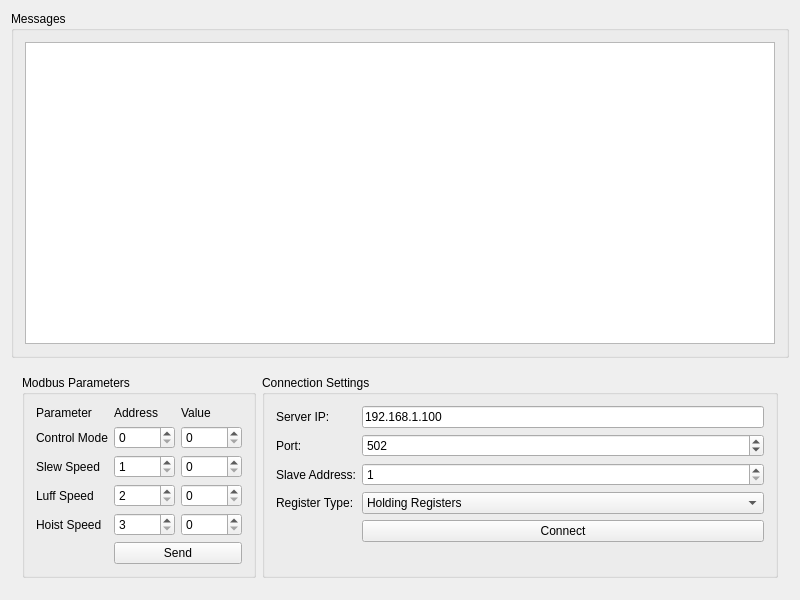
This is mainwindow.ui in riveriver/for_testing_hkcrc_crane as Qt 5 draws it before an edit. The edited form follows.
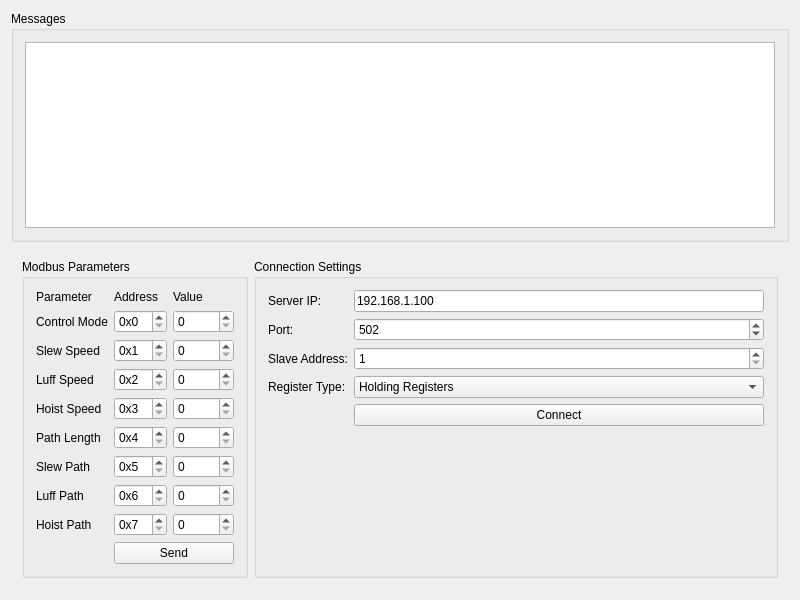
This is the edited form.

Commit message: fix: add path params

The edit to the form file:
```diff
--- a/mainwindow.ui
+++ b/mainwindow.ui
@@ -76,6 +76,12 @@
             <property name="maximum">
              <number>65535</number>
             </property>
+            <property name="displayIntegerBase">
+             <number>16</number>
+            </property>
+            <property name="prefix">
+             <string>0x</string>
+            </property>
            </widget>
           </item>
           <item row="1" column="2">
@@ -103,6 +109,12 @@
             <property name="maximum">
              <number>65535</number>
             </property>
+            <property name="displayIntegerBase">
+             <number>16</number>
+            </property>
+            <property name="prefix">
+             <string>0x</string>
+            </property>
            </widget>
           </item>
           <item row="2" column="2">
@@ -130,6 +142,12 @@
             <property name="maximum">
              <number>65535</number>
             </property>
+            <property name="displayIntegerBase">
+             <number>16</number>
+            </property>
+            <property name="prefix">
+             <string>0x</string>
+            </property>
            </widget>
           </item>
           <item row="3" column="2">
@@ -157,6 +175,12 @@
             <property name="maximum">
              <number>65535</number>
             </property>
+            <property name="displayIntegerBase">
+             <number>16</number>
+            </property>
+            <property name="prefix">
+             <string>0x</string>
+            </property>
            </widget>
           </item>
           <item row="4" column="2">
@@ -169,7 +193,139 @@
             </property>
            </widget>
           </item>
-          <item row="5" column="1" colspan="2">
+          <item row="5" column="0">
+           <widget class="QLabel" name="pathLengthLabel">
+            <property name="text">
+             <string>Path Length</string>
+            </property>
+           </widget>
+          </item>
+          <item row="5" column="1">
+           <widget class="QSpinBox" name="pathLengthAddrSpinBox">
+            <property name="minimum">
+             <number>4</number>
+            </property>
+            <property name="maximum">
+             <number>65535</number>
+            </property>
+            <property name="displayIntegerBase">
+             <number>16</number>
+            </property>
+            <property name="prefix">
+             <string>0x</string>
+            </property>
+           </widget>
+          </item>
+          <item row="5" column="2">
+           <widget class="QSpinBox" name="pathLengthSpinBox">
+            <property name="minimum">
+             <number>0</number>
+            </property>
+            <property name="maximum">
+             <number>65535</number>
+            </property>
+           </widget>
+          </item>
+          <item row="6" column="0">
+           <widget class="QLabel" name="slewPathLabel">
+            <property name="text">
+             <string>Slew Path</string>
+            </property>
+           </widget>
+          </item>
+          <item row="6" column="1">
+           <widget class="QSpinBox" name="slewPathAddrSpinBox">
+            <property name="minimum">
+             <number>5</number>
+            </property>
+            <property name="maximum">
+             <number>65535</number>
+            </property>
+            <property name="displayIntegerBase">
+             <number>16</number>
+            </property>
+            <property name="prefix">
+             <string>0x</string>
+            </property>
+           </widget>
+          </item>
+          <item row="6" column="2">
+           <widget class="QSpinBox" name="slewPathSpinBox">
+            <property name="minimum">
+             <number>0</number>
+            </property>
+            <property name="maximum">
+             <number>65535</number>
+            </property>
+           </widget>
+          </item>
+          <item row="7" column="0">
+           <widget class="QLabel" name="luffPathLabel">
+            <property name="text">
+             <string>Luff Path</string>
+            </property>
+           </widget>
+          </item>
+          <item row="7" column="1">
+           <widget class="QSpinBox" name="luffPathAddrSpinBox">
+            <property name="minimum">
+             <number>6</number>
+            </property>
+            <property name="maximum">
+             <number>65535</number>
+            </property>
+            <property name="displayIntegerBase">
+             <number>16</number>
+            </property>
+            <property name="prefix">
+             <string>0x</string>
+            </property>
+           </widget>
+          </item>
+          <item row="7" column="2">
+           <widget class="QSpinBox" name="luffPathSpinBox">
+            <property name="minimum">
+             <number>0</number>
+            </property>
+            <property name="maximum">
+             <number>65535</number>
+            </property>
+           </widget>
+          </item>
+          <item row="8" column="0">
+           <widget class="QLabel" name="hoistPathLabel">
+            <property name="text">
+             <string>Hoist Path</string>
+            </property>
+           </widget>
+          </item>
+          <item row="8" column="1">
+           <widget class="QSpinBox" name="hoistPathAddrSpinBox">
+            <property name="minimum">
+             <number>7</number>
+            </property>
+            <property name="maximum">
+             <number>65535</number>
+            </property>
+            <property name="displayIntegerBase">
+             <number>16</number>
+            </property>
+            <property name="prefix">
+             <string>0x</string>
+            </property>
+           </widget>
+          </item>
+          <item row="8" column="2">
+           <widget class="QSpinBox" name="hoistPathSpinBox">
+            <property name="minimum">
+             <number>0</number>
+            </property>
+            <property name="maximum">
+             <number>65535</number>
+            </property>
+           </widget>
+          </item>
+          <item row="9" column="1" colspan="2">
            <widget class="QPushButton" name="sendButton">
             <property name="text">
              <string>Send</string>
```
The commit also changes 4 other files.
